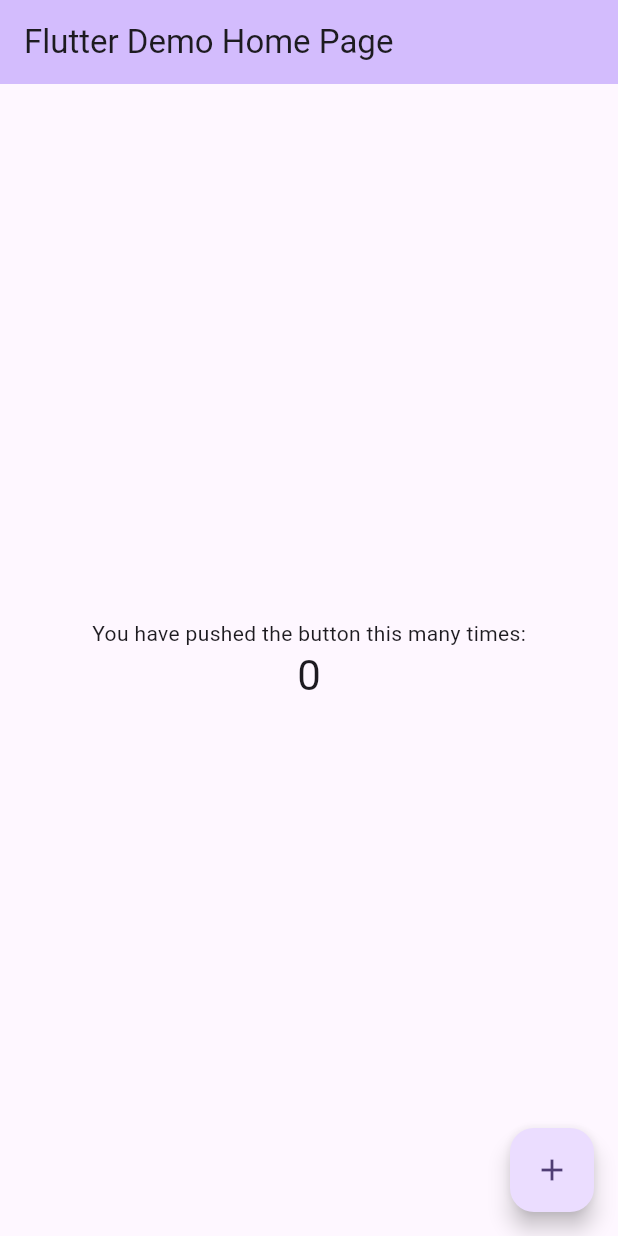
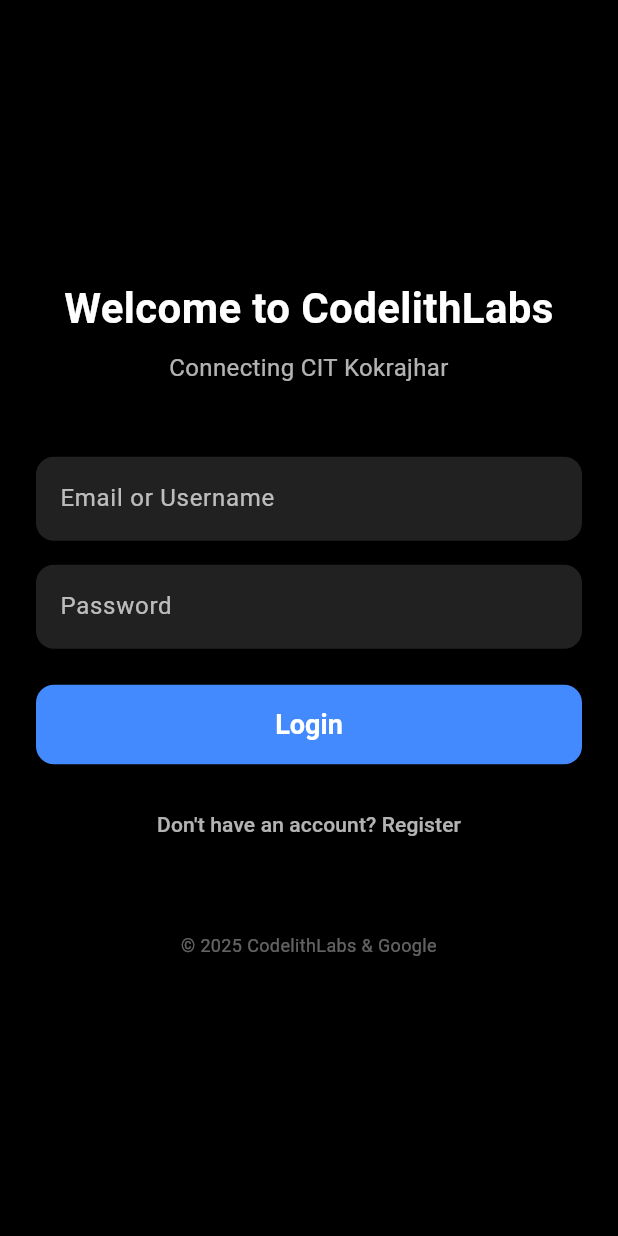
Before and after one commit to CodelithLabs/citk-connect-project, a Flutter app: the screen it shows after launch, on a phone screen of 412 x 824 dp. Run offline on Flutter 3.47's test engine with Material 3 defaults, Android fonts, the phone set to English and light mode, and no system bars.

Commit message:
lill lill lill things update

```diff
--- /dev/null
+++ b/lib/login_page.dart
@@ -0,0 +1,108 @@
+import 'package:flutter/material.dart';
+
+class LoginPage extends StatefulWidget {
+  const LoginPage({super.key});
+
+  @override
+  State<LoginPage> createState() => _LoginPageState();
+}
+
+class _LoginPageState extends State<LoginPage> {
+  @override
+  Widget build(BuildContext context) {
+    return Scaffold(
+      backgroundColor: Colors.black,
+      body: Center(
+        child: SingleChildScrollView(
+          padding: const EdgeInsets.all(24.0),
+          child: Column(
+            mainAxisAlignment: MainAxisAlignment.center,
+            crossAxisAlignment: CrossAxisAlignment.stretch,
+            children: <Widget>[
+              const Text(
+                'Welcome to CodelithLabs',
+                textAlign: TextAlign.center,
+                style: TextStyle(
+                  fontSize: 28,
+                  fontWeight: FontWeight.bold,
+                  color: Colors.white,
+                ),
+              ),
+              const SizedBox(height: 8),
+              const Text(
+                'Connecting CIT Kokrajhar',
+                textAlign: TextAlign.center,
+                style: TextStyle(
+                  fontSize: 16,
+                  color: Colors.white70,
+                ),
+              ),
+              const SizedBox(height: 48),
+              TextFormField(
+                style: const TextStyle(color: Colors.white),
+                decoration: InputDecoration(
+                  labelText: 'Email or Username',
+                  labelStyle: const TextStyle(color: Colors.white70),
+                  filled: true,
+                  fillColor: Colors.grey[900],
+                  border: OutlineInputBorder(
+                    borderRadius: BorderRadius.circular(12),
+                    borderSide: BorderSide.none,
+                  ),
+                ),
+              ),
+              const SizedBox(height: 16),
+              TextFormField(
+                obscureText: true,
+                style: const TextStyle(color: Colors.white),
+                decoration: InputDecoration(
+                  labelText: 'Password',
+                  labelStyle: const TextStyle(color: Colors.white70),
+                  filled: true,
+                  fillColor: Colors.grey[900],
+                  border: OutlineInputBorder(
+                    borderRadius: BorderRadius.circular(12),
+                    borderSide: BorderSide.none,
+                  ),
+                ),
+              ),
+              const SizedBox(height: 24),
+              ElevatedButton(
+                onPressed: () {
+                  // TODO: Implement login logic
+                },
+                style: ElevatedButton.styleFrom(
+                  backgroundColor: Colors.blueAccent,
+                  padding: const EdgeInsets.symmetric(vertical: 16),
+                  shape: RoundedRectangleBorder(
+                    borderRadius: BorderRadius.circular(12),
+                  ),
+                ),
+                child: const Text(
+                  'Login',
+                  style: TextStyle(fontSize: 18, color: Colors.white),
+                ),
+              ),
+              const SizedBox(height: 16),
+              TextButton(
+                onPressed: () {
+                  Navigator.of(context).pushNamed('/register');
+                },
+                child: const Text(
+                  'Don\'t have an account? Register',
+                  style: TextStyle(color: Colors.white70),
+                ),
+              ),
+              const SizedBox(height: 48),
+              const Text(
+                '© 2025 CodelithLabs & Google',
+                textAlign: TextAlign.center,
+                style: TextStyle(color: Colors.white38, fontSize: 12),
+              ),
+            ],
+          ),
+        ),
+      ),
+    );
+  }
+}
--- a/lib/main.dart
+++ b/lib/main.dart
@@ -1,4 +1,6 @@
 import 'package:flutter/material.dart';
+import 'package:myapp/login_page.dart';
+import 'package:myapp/register_page.dart';
 
 void main() {
   runApp(const MyApp());
@@ -7,116 +9,44 @@
 class MyApp extends StatelessWidget {
   const MyApp({super.key});
 
-  // This widget is the root of your application.
   @override
   Widget build(BuildContext context) {
     return MaterialApp(
-      title: 'Flutter Demo',
+      title: 'CodelithLabs',
       theme: ThemeData(
-        // This is the theme of your application.
-        //
-        // TRY THIS: Try running your application with "flutter run". You'll see
-        // the application has a purple toolbar. Then, without quitting the app,
-        // try changing the seedColor in the colorScheme below to Colors.green
-        // and then invoke "hot reload" (save your changes or press the "hot
-        // reload" button in a Flutter-supported IDE, or press "r" if you used
-        // the command line to start the app).
-        //
-        // Notice that the counter didn't reset back to zero; the application
-        // state is not lost during the reload. To reset the state, use hot
-        // restart instead.
-        //
-        // This works for code too, not just values: Most code changes can be
-        // tested with just a hot reload.
-        colorScheme: ColorScheme.fromSeed(seedColor: Colors.deepPurple),
+        brightness: Brightness.dark,
+        primaryColor: Colors.blueAccent,
+        colorScheme: ColorScheme.fromSeed(seedColor: Colors.blueAccent, brightness: Brightness.dark),
+        scaffoldBackgroundColor: Colors.black,
+        textTheme: const TextTheme(
+          bodyLarge: TextStyle(color: Colors.white),
+          bodyMedium: TextStyle(color: Colors.white70),
+        ),
+        inputDecorationTheme: InputDecorationTheme(
+          filled: true,
+          fillColor: Colors.grey[900],
+          labelStyle: const TextStyle(color: Colors.white70),
+          border: OutlineInputBorder(
+            borderRadius: BorderRadius.circular(12),
+            borderSide: BorderSide.none,
+          ),
+        ),
+        elevatedButtonTheme: ElevatedButtonThemeData(
+          style: ElevatedButton.styleFrom(
+            backgroundColor: Colors.blueAccent,
+            foregroundColor: Colors.white,
+            padding: const EdgeInsets.symmetric(vertical: 16),
+            shape: RoundedRectangleBorder(
+              borderRadius: BorderRadius.circular(12),
+            ),
+            textStyle: const TextStyle(fontSize: 18, fontWeight: FontWeight.bold)
+          ),
+        ),
       ),
-      home: const MyHomePage(title: 'Flutter Demo Home Page'),
+      home: const LoginPage(),
+      routes: {
+        '/register': (context) => const RegisterPage(),
+      },
     );
   }
 }
-
-class MyHomePage extends StatefulWidget {
-  const MyHomePage({super.key, required this.title});
-
-  // This widget is the home page of your application. It is stateful, meaning
-  // that it has a State object (defined below) that contains fields that affect
-  // how it looks.
-
-  // This class is the configuration for the state. It holds the values (in this
-  // case the title) provided by the parent (in this case the App widget) and
-  // used by the build method of the State. Fields in a Widget subclass are
-  // always marked "final".
-
-  final String title;
-
-  @override
-  State<MyHomePage> createState() => _MyHomePageState();
-}
-
-class _MyHomePageState extends State<MyHomePage> {
-  int _counter = 0;
-
-  void _incrementCounter() {
-    setState(() {
-      // This call to setState tells the Flutter framework that something has
-      // changed in this State, which causes it to rerun the build method below
-      // so that the display can reflect the updated values. If we changed
-      // _counter without calling setState(), then the build method would not be
-      // called again, and so nothing would appear to happen.
-      _counter++;
-    });
-  }
-
-  @override
-  Widget build(BuildContext context) {
-    // This method is rerun every time setState is called, for instance as done
-    // by the _incrementCounter method above.
-    //
-    // The Flutter framework has been optimized to make rerunning build methods
-    // fast, so that you can just rebuild anything that needs updating rather
-    // than having to individually change instances of widgets.
-    return Scaffold(
-      appBar: AppBar(
-        // TRY THIS: Try changing the color here to a specific color (to
-        // Colors.amber, perhaps?) and trigger a hot reload to see the AppBar
-        // change color while the other colors stay the same.
-        backgroundColor: Theme.of(context).colorScheme.inversePrimary,
-        // Here we take the value from the MyHomePage object that was created by
-        // the App.build method, and use it to set our appbar title.
-        title: Text(widget.title),
-      ),
-      body: Center(
-        // Center is a layout widget. It takes a single child and positions it
-        // in the middle of the parent.
-        child: Column(
-          // Column is also a layout widget. It takes a list of children and
-          // arranges them vertically. By default, it sizes itself to fit its
-          // children horizontally, and tries to be as tall as its parent.
-          //
-          // Column has various properties to control how it sizes itself and
-          // how it positions its children. Here we use mainAxisAlignment to
-          // center the children vertically; the main axis here is the vertical
-          // axis because Columns are vertical (the cross axis would be
-          // horizontal).
-          //
-          // TRY THIS: Invoke "debug painting" (choose the "Toggle Debug Paint"
-          // action in the IDE, or press "p" in the console), to see the
-          // wireframe for each widget.
-          mainAxisAlignment: MainAxisAlignment.center,
-          children: <Widget>[
-            const Text('You have pushed the button this many times:'),
-            Text(
-              '$_counter',
-              style: Theme.of(context).textTheme.headlineMedium,
-            ),
-          ],
-        ),
-      ),
-      floatingActionButton: FloatingActionButton(
-        onPressed: _incrementCounter,
-        tooltip: 'Increment',
-        child: const Icon(Icons.add),
-      ), // This trailing comma makes auto-formatting nicer for build methods.
-    );
-  }
-}
--- a/pubspec.yaml
+++ b/pubspec.yaml
@@ -30,6 +30,9 @@
 dependencies:
   flutter:
     sdk: flutter
+  firebase_core: ^3.1.1
+  firebase_auth: ^5.1.1
+  google_sign_in: ^6.2.1
 
   # The following adds the Cupertino Icons font to your application.
   # Use with the CupertinoIcons class for iOS style icons.
```
Also changed, not shown: lib/register_page.dart (added, +131 -0 lines), .idx/mcp.json (added), pubspec.lock, 3 other files.
